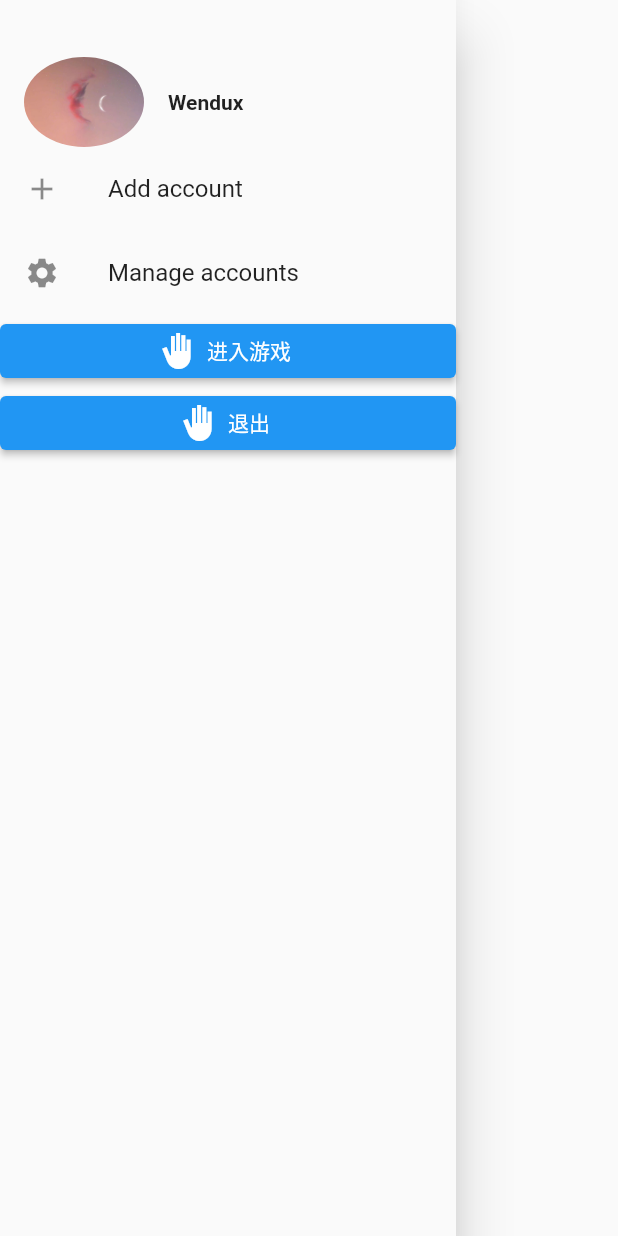
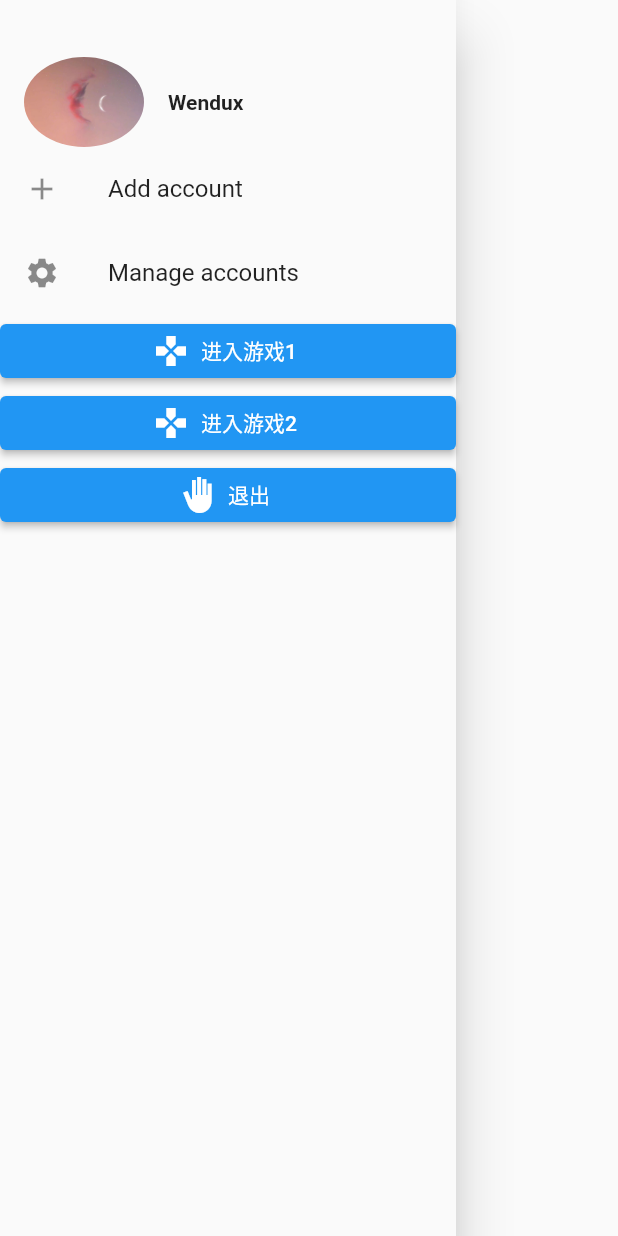
Before and after one commit to kjf412/SevenGroup, a Flutter app: the MyDrawer widget shown alone on an empty page, opened directly, on a phone screen of 412 x 824 dp. Run offline on Flutter 3.47's test engine with Material 2 defaults, Android fonts, the phone set to English and light mode, and no system bars; our stand-ins replace fluttertoast.

Commit message:
Update mydrawer.dart

```diff
--- a/lib/my_scaffold/mydrawer.dart
+++ b/lib/my_scaffold/mydrawer.dart
@@ -50,12 +50,22 @@ class MyDrawer extends StatelessWidget {
                     title: const Text('Manage accounts'),
                   ),
                   ElevatedButton.icon(
-                    icon: const Icon(Icons.back_hand_sharp),
-                    label: const Text("进入游戏"),
+                    icon: const Icon(Icons.games),
+                    label: const Text("进入游戏1"),
                     onPressed: () {
                       Navigator.push(
                         context,
                         MaterialPageRoute(builder: (context) => Mygame()),
+                      ); //从第二个界面返回
+                    },
+                  ),
+                  ElevatedButton.icon(
+                    icon: const Icon(Icons.games),
+                    label: const Text("进入游戏2"),
+                    onPressed: () {
+                      Navigator.push(
+                        context,
+                        MaterialPageRoute(builder: (context) => DinosaurRun()),
                       ); //从第二个界面返回
                     },
                   ),
```
